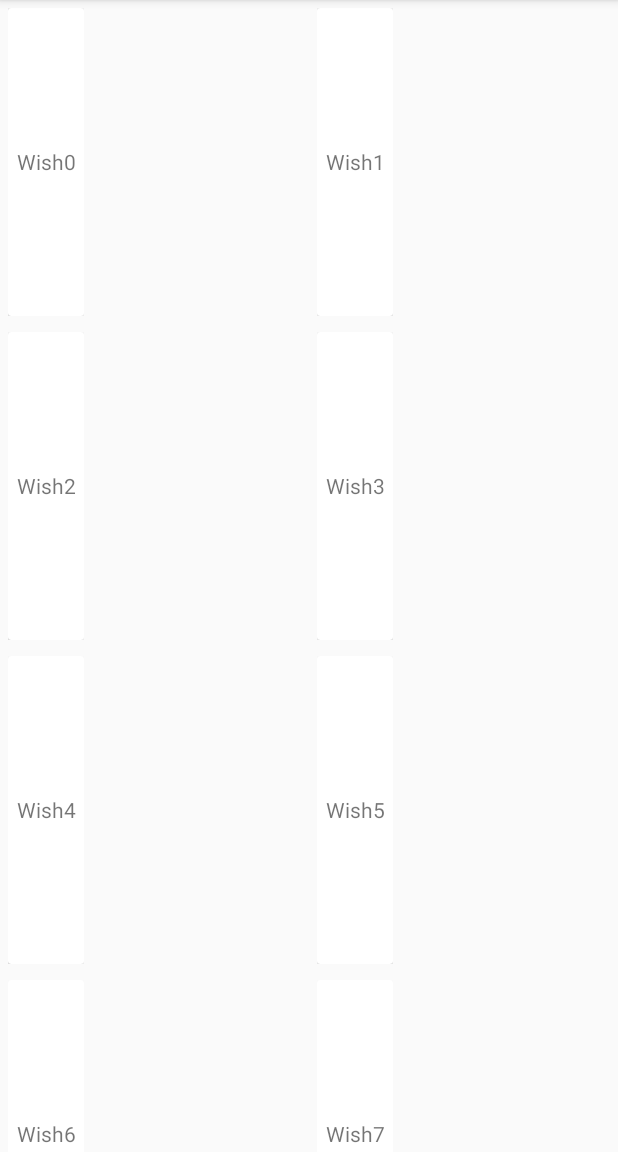
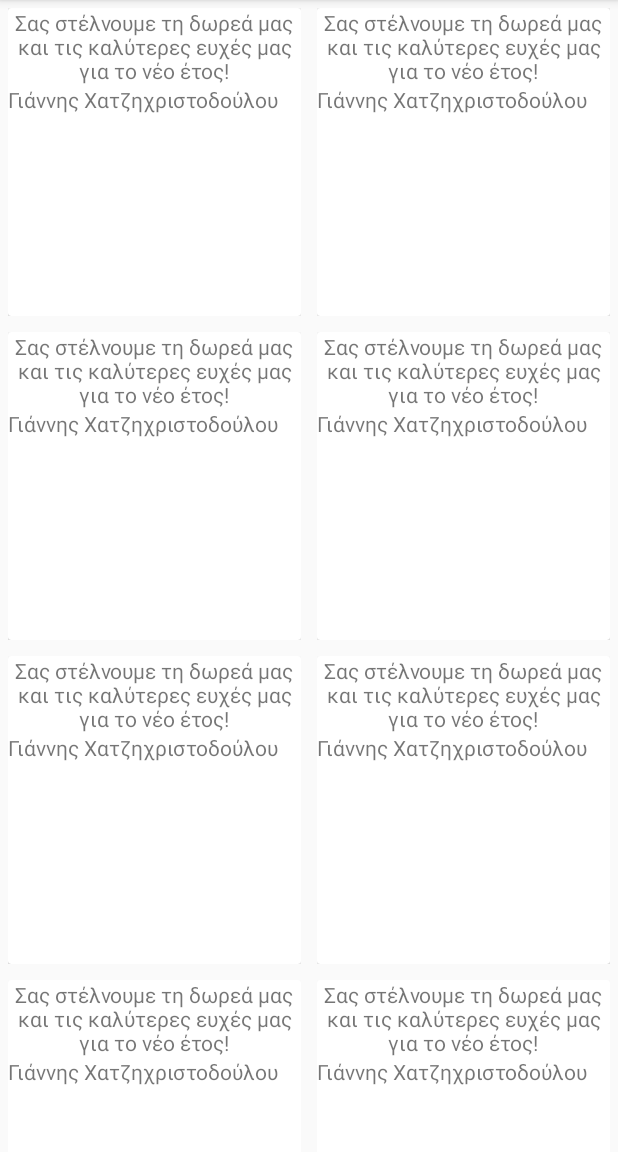
Before and after one commit to tpakis/Charities, an Android app: the ListWishesActivity screen opened directly, with no data from a screen before it, on a phone screen of 412 x 824 dp, the part 84-1236 px from its top. Run offline under Robolectric (Android 15) with nearby library versions, the phone set to English and light mode, and no system bars.

Commit message:
Random Wish generator for UI testing purposes.

```diff
--- a/app/src/main/java/greek/dev/challenge/charities/model/Wish.java
+++ b/app/src/main/java/greek/dev/challenge/charities/model/Wish.java
@@ -1,6 +1,7 @@
 package greek.dev.challenge.charities.model;
 
 import java.util.ArrayList;
+import java.util.Random;
 
 /**
  * Created by nalex on 26/12/2017.
@@ -27,8 +28,12 @@ public class Wish {
     public static ArrayList<Wish> createWishList (int number) {
         ArrayList wishList = new ArrayList(number);
         for (int i = 0; i < number; i ++) {
-            Wish fakeWish = new Wish("Wish" + i, "Author" + i);
-            wishList.add(i, fakeWish );
+            Random r = new Random();
+            String fakeWish = wishesArray[r.nextInt(wishesArray.length)];
+            String fakeAuthor = nameArray[r.nextInt(nameArray.length)];
+
+            Wish newWish = new Wish(fakeWish, fakeAuthor);
+            wishList.add(i, newWish );
         }
         return wishList;
 
@@ -36,4 +41,22 @@ public class Wish {
 
     }
 
+    private static final String [] wishesArray = {
+            "Χρόνια πολλά",
+            "Ευτυχισμένο το 2018",
+            "Εύχομαι ό,τι καλύτερο για το ίδρυμα σας!",
+            "Μια μικρή χρηματική συμβολή με πολλή αγάπη.",
+            "Σας στέλνουμε τη δωρεά μας και τις καλύτερες ευχές μας για το νέο έτος!",
+            "Καλά μας δουλεύετε; Αυτή η εφαρμογή σκίζει," +
+                    "γιατί δε τη σκέφτηκε κανείς νωρίτερα;;; ΧΡΟΝΙΑ ΠΟΛΛΑ!"
+    };
+
+    private static final String [] nameArray = {
+            "Αριστείδης Μαρίνος",
+            "Βάσω Σ.",
+            "Παναγιώτης Παπαπαναγιώτου",
+            "Μ.Ν.",
+            "Γιάννης Χατζηχριστοδούλου"
+    };
+
 }
--- a/app/src/main/res/layout/item_wish.xml
+++ b/app/src/main/res/layout/item_wish.xml
@@ -12,14 +12,14 @@
         android:layout_gravity="center_horizontal">
 
         <LinearLayout
-            android:layout_width="match_parent"
-            android:layout_height="match_parent"
+            android:layout_width="wrap_content"
+            android:layout_height="wrap_content"
             android:orientation="vertical">
 
             <TextView
                 android:id="@+id/wish_item_view"
-                android:layout_width="match_parent"
-                android:layout_height="match_parent"
+                android:layout_width="wrap_content"
+                android:layout_height="wrap_content"
                 android:layout_alignParentEnd="true"
                 android:layout_alignParentRight="true"
                 android:layout_centerVertical="true"
@@ -28,8 +28,8 @@
 
             <TextView
                 android:id="@+id/author_item_view"
-                android:layout_width="match_parent"
-                android:layout_height="match_parent"
+                android:layout_width="wrap_content"
+                android:layout_height="wrap_content"
                 android:layout_alignParentEnd="true"
                 android:layout_alignParentRight="true"
                 android:layout_centerVertical="true"
```
